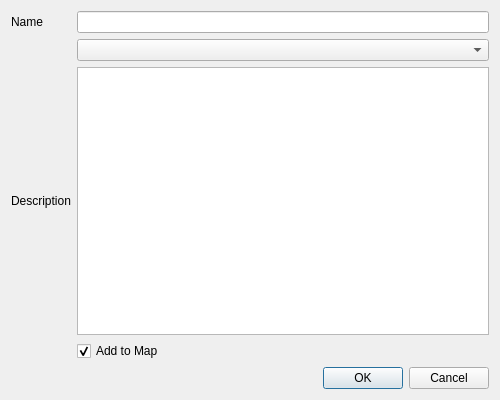
Above: src/view/ui/mask_aoi.ui from Riverscapes/QRiS before the change. Below: the same form after it.
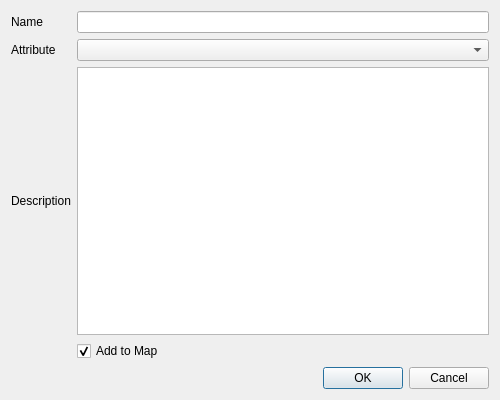
That is the form after the change.

The edit to the form file:
```diff
--- a/src/view/ui/mask_aoi.ui
+++ b/src/view/ui/mask_aoi.ui
@@ -60,6 +60,13 @@
      <item row="1" column="1">
       <widget class="QComboBox" name="cboAttribute"/>
      </item>
+     <item row="1" column="0">
+      <widget class="QLabel" name="lblAttribute">
+       <property name="text">
+        <string>Attribute</string>
+       </property>
+      </widget>
+     </item>
     </layout>
    </item>
   </layout>
```
